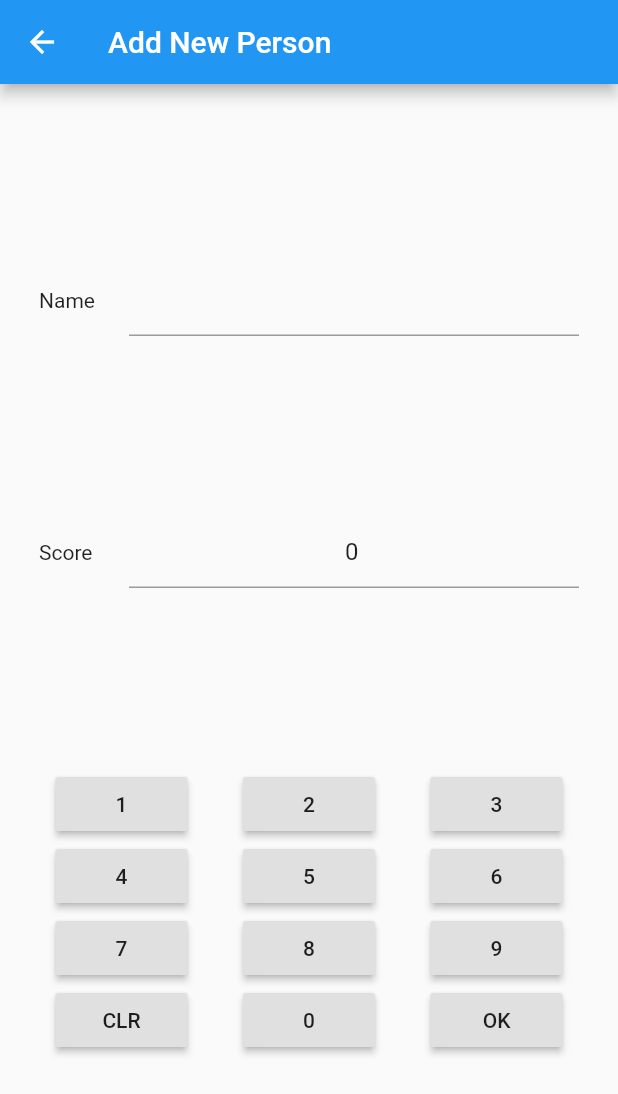
After one commit to Ariyapoom/FlutterMyList, a Flutter app: the AddNewPerson screen opened by its route, on a phone screen of 412 x 824 dp. The commit adds this screen. Shown: the top 1094 px of the screen. Run offline on Flutter 3.47's test engine with Material 2 defaults, Android fonts, the phone set to English and light mode, and no system bars.

Commit message:
๊Update Add New Person

```diff
--- a/lib/main.dart
+++ b/lib/main.dart
@@ -1,5 +1,5 @@
-
 import 'package:flutter/material.dart';
+import 'package:scorelist/presentation/addnewperson.dart';
 import 'package:scorelist/presentation/home.dart';
 import 'package:scorelist/presentation/updatescore.dart';
 import 'package:scorelist/presentation/viewscore.dart';
@@ -16,23 +16,21 @@ class MyApp extends StatelessWidget {
       debugShowCheckedModeBanner: false,
       title: "My List",
       routes: {
-        AppRoutes.home : (context)=> HomePage(),
+        AppRoutes.home: (context) => HomePage(),
       },
       onGenerateRoute: _createRouteWithParam,
     );
   }
 }
 
-Route _createRouteWithParam(RouteSettings settings){
-  if(settings.name == AppRoutes.viewscore){
+Route _createRouteWithParam(RouteSettings settings) {
+  if (settings.name == AppRoutes.viewscore) {
     final Map args = settings.arguments;
-    return MaterialPageRoute(
-      builder: (context){
-        return ViewScore(args["people"], args["person"]);
-      }
-    );
+    return MaterialPageRoute(builder: (context) {
+      return ViewScore(args["people"], args["person"]);
+    });
   }
-  if(settings.name == AppRoutes.updatescore){
+  if (settings.name == AppRoutes.updatescore) {
     final Map args = settings.arguments;
     return MaterialPageRoute(
       builder: (context) {
@@ -40,4 +38,10 @@ Route _createRouteWithParam(RouteSettings settings){
       },
     );
   }
+  if (settings.name == AppRoutes.addnewperson) {
+    final args = settings.arguments;
+    return MaterialPageRoute(builder: (context) {
+      return AddNewPerson(args);
+    });
+  }
 }
--- /dev/null
+++ b/lib/presentation/addnewperson.dart
@@ -0,0 +1,194 @@
+import 'package:flutter/cupertino.dart';
+import 'package:flutter/material.dart';
+import 'package:scorelist/presentation/home.dart';
+
+class AddNewPerson extends StatefulWidget {
+  List<Person> people;
+  Person person;
+  AddNewPerson(people) {
+    this.people = people;
+    person = new Person("", 0);
+  }
+  _AddNewPersonState createState() => _AddNewPersonState();
+}
+
+class _AddNewPersonState extends State<AddNewPerson> {
+  final myControllerName = TextEditingController();
+  final myControllerScore = TextEditingController();
+  @override
+  Widget build(BuildContext context) {
+    return Scaffold(
+      appBar: AppBar(
+        title: Text("Add New Person"),
+      ),
+      body: Container(
+        child: Column(
+          mainAxisAlignment: MainAxisAlignment.spaceEvenly,
+          children: [
+            Container(
+              child: Row(
+                mainAxisAlignment: MainAxisAlignment.center,
+                children: [
+                  Container(
+                    child: Text("Name "),
+                    width: 60,
+                  ),
+                  Container(
+                    width: 300,
+                    child: TextField(
+                      controller: myControllerName,
+                      onChanged: (value) {
+                        widget.person.name = value;
+                      },
+                      textAlign: TextAlign.center,
+                    ),
+                  )
+                ],
+              ),
+            ),
+            Container(
+              child: Row(
+                mainAxisAlignment: MainAxisAlignment.center,
+                children: [
+                  Container(
+                    child: Text("Score "),
+                    width: 60,
+                  ),
+                  Container(
+                    width: 300,
+                    child: TextField(
+                      controller: myControllerScore
+                        ..text = widget.person.score.toString(),
+                      readOnly: true,
+                      textAlign: TextAlign.center,
+                    ),
+                  )
+                ],
+              ),
+            ),
+            Container(
+              child: Column(
+                mainAxisAlignment: MainAxisAlignment.spaceEvenly,
+                children: [
+                  Row(
+                    mainAxisAlignment: MainAxisAlignment.spaceEvenly,
+                    children: [
+                      RaisedButton(
+                          child: Text("1"),
+                          onPressed: () {
+                            setState(() {
+                              widget.person.score = int.parse(
+                                  widget.person.score.toString() + '1');
+                            });
+                          }),
+                      RaisedButton(
+                          child: Text("2"),
+                          onPressed: () {
+                            setState(() {
+                              widget.person.score = int.parse(
+                                  widget.person.score.toString() + '2');
+                            });
+                          }),
+                      RaisedButton(
+                          child: Text("3"),
+                          onPressed: () {
+                            setState(() {
+                              widget.person.score = int.parse(
+                                  widget.person.score.toString() + '3');
+                            });
+                          }),
+                    ],
+                  ),
+                  Row(
+                    mainAxisAlignment: MainAxisAlignment.spaceEvenly,
+                    children: [
+                      RaisedButton(
+                          child: Text("4"),
+                          onPressed: () {
+                            setState(() {
+                              widget.person.score = int.parse(
+                                  widget.person.score.toString() + '4');
+                            });
+                          }),
+                      RaisedButton(
+                          child: Text("5"),
+                          onPressed: () {
+                            setState(() {
+                              widget.person.score = int.parse(
+                                  widget.person.score.toString() + '5');
+                            });
+                          }),
+                      RaisedButton(
+                          child: Text("6"),
+                          onPressed: () {
+                            setState(() {
+                              widget.person.score = int.parse(
+                                  widget.person.score.toString() + '6');
+                            });
+                          }),
+                    ],
+                  ),
+                  Row(
+                    mainAxisAlignment: MainAxisAlignment.spaceEvenly,
+                    children: [
+                      RaisedButton(
+                          child: Text("7"),
+                          onPressed: () {
+                            setState(() {
+                              widget.person.score = int.parse(
+                                  widget.person.score.toString() + '7');
+                            });
+                          }),
+                      RaisedButton(
+                          child: Text("8"),
+                          onPressed: () {
+                            setState(() {
+                              widget.person.score = int.parse(
+                                  widget.person.score.toString() + '8');
+                            });
+                          }),
+                      RaisedButton(
+                          child: Text("9"),
+                          onPressed: () {
+                            setState(() {
+                              widget.person.score = int.parse(
+                                  widget.person.score.toString() + '9');
+                            });
+                          }),
+                    ],
+                  ),
+                  Row(
+                    mainAxisAlignment: MainAxisAlignment.spaceEvenly,
+                    children: [
+                      RaisedButton(
+                          child: Text("CLR"),
+                          onPressed: () {
+                            setState(() {
+                              widget.person.score = 0;
+                            });
+                          }),
+                      RaisedButton(
+                          child: Text("0"),
+                          onPressed: () {
+                            setState(() {
+                              widget.person.score = int.parse(
+                                  widget.person.score.toString() + '0');
+                            });
+                          }),
+                      RaisedButton(
+                          child: Text("OK"),
+                          onPressed: () {
+                            widget.people.add(widget.person);
+                            Navigator.pop(context);
+                          }),
+                    ],
+                  )
+                ],
+              ),
+            )
+          ],
+        ),
+      ),
+    );
+  }
+}
--- a/lib/presentation/home.dart
+++ b/lib/presentation/home.dart
@@ -33,7 +33,8 @@ class _HomePageState extends State<HomePage> {
             itemBuilder: (BuildContext context, int index) {
               return Card(
                 child: ListTile(
-                title: Text(index.toString() + " " + widget.people[index].name),
+                  title:
+                      Text(index.toString() + " " + widget.people[index].name),
                   trailing: Text(widget.people[index].score.toString()),
                   onTap: () => {
                     Navigator.of(context).pushNamed(AppRoutes.viewscore,
@@ -42,13 +43,24 @@ class _HomePageState extends State<HomePage> {
                           "person": widget.people[index]
                         }).then((value) {
                       setState(() {
-                      widget.people.sort((a, b) => b.score.compareTo(a.score));
+                        widget.people
+                            .sort((a, b) => b.score.compareTo(a.score));
                       });
                     })
                   },
                 ),
               );
             }),
-    );
+        floatingActionButton: FloatingActionButton(
+          onPressed: () {
+            Navigator.of(context)
+                .pushNamed(AppRoutes.addnewperson, arguments: widget.people)
+                .then((value) {
+              setState(() {});
+            });
+          },
+          child: Icon(Icons.add),
+          backgroundColor: Colors.blue,
+        ));
   }
 }
--- a/lib/presentation/updatescore.dart
+++ b/lib/presentation/updatescore.dart
@@ -35,7 +35,7 @@ class _UpdateScoreState extends State<UpdateScore> {
                     width: 60,
                   ),
                   Container(
-                    width: 100,
+                    width: 200,
                     child: TextField(
                       controller: myController_1..text = widget.person.name,
                       onChanged: (value) => {widget.person.name = value},
--- a/lib/presentation/viewscore.dart
+++ b/lib/presentation/viewscore.dart
@@ -56,7 +56,7 @@ class _ViewScoreState extends State<ViewScore> {
                           "people": widget.people,
                           "person": widget.person
                         }).then((value) {
-                      setState(() {});
+                      Navigator.pop(context);
                     })
                   },
                 )
--- a/lib/route/routes.dart
+++ b/lib/route/routes.dart
@@ -2,4 +2,5 @@ class AppRoutes {
   static const home = "/";
   static const viewscore = "viewscore";
   static const updatescore = "updatescore";
+  static const addnewperson = "addnewpersom";
 }
```
Lines whose indentation alone changed are shown as unchanged.
